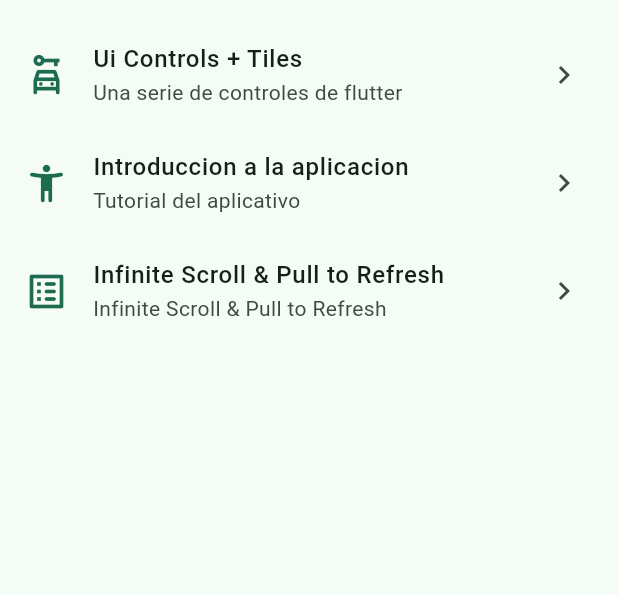
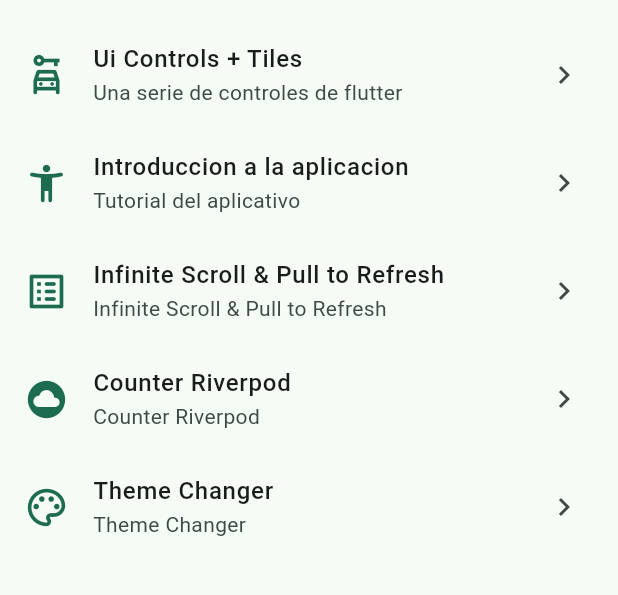
Before and after one commit to dougleon16/Widget-App-Flutter, a Flutter app: the screen it shows after launch, on a phone screen of 412 x 824 dp, the part 603-1198 px from its top. Run offline on Flutter 3.47's test engine with Material 3 defaults, Android fonts, the phone set to English and light mode, and no system bars; our stand-ins replace animate_do, flutter_riverpod, go_router.

Commit message:
Before the StateNotifier with RiverPod

```diff
--- a/lib/config/menu/menu_items.dart
+++ b/lib/config/menu/menu_items.dart
@@ -54,4 +54,14 @@ const appMenuItems = <MenuItems>[
       subtitle: 'Infinite Scroll & Pull to Refresh',
       link: '/scroll',
       icon: Icons.list_alt_rounded),
+  MenuItems(
+      title: 'Counter Riverpod',
+      subtitle: 'Counter Riverpod',
+      link: '/counter',
+      icon: Icons.cloud_circle_rounded),
+  MenuItems(
+      title: 'Theme Changer',
+      subtitle: 'Theme Changer',
+      link: '/theme',
+      icon: Icons.color_lens_outlined),
 ];
--- a/lib/config/router/app_router.dart
+++ b/lib/config/router/app_router.dart
@@ -36,5 +36,10 @@ final appRouter = GoRouter(
     GoRoute(
         path: '/scroll',
         builder: (context, state) => const InfiniteScrollScreen()),
+    GoRoute(
+        path: '/counter', builder: (context, state) => const CounterScreenn()),
+    GoRoute(
+        path: '/theme',
+        builder: (context, state) => const ThemeChangerScreen()),
   ],
 );
--- a/lib/config/theme/app_theme.dart
+++ b/lib/config/theme/app_theme.dart
@@ -16,8 +16,9 @@ const colorList = <Color>[
 
 class AppTheme {
   final int selectedColor;
+  final bool isDarkMode;
 
-  AppTheme({this.selectedColor = 0})
+  AppTheme({this.selectedColor = 0, this.isDarkMode = false})
       : assert(selectedColor >= 0,
             'selectedColor must be between 0 and ${colorList.length - 1}'),
         assert(selectedColor < colorList.length,
@@ -25,5 +26,6 @@ class AppTheme {
 
   ThemeData gettheme() => ThemeData(
       colorSchemeSeed: colorList[selectedColor],
+      brightness: isDarkMode ? Brightness.dark : Brightness.light,
       appBarTheme: const AppBarTheme(centerTitle: false));
 }
--- a/lib/main.dart
+++ b/lib/main.dart
@@ -1,19 +1,24 @@
 import 'package:flutter/material.dart';
+import 'package:flutter_riverpod/flutter_riverpod.dart';
 import 'package:widgets_app/config/router/app_router.dart';
 import 'package:widgets_app/config/theme/app_theme.dart';
+import 'package:widgets_app/presentation/providers/theme_provider.dart';
 
 void main() {
-  runApp(const MainApp());
+  runApp(const ProviderScope(child: MainApp()));
 }
 
-class MainApp extends StatelessWidget {
+class MainApp extends ConsumerWidget {
   const MainApp({super.key});
 
   @override
-  Widget build(BuildContext context) {
+  Widget build(BuildContext context, WidgetRef ref) {
+    final isDarkMode = ref.watch(isDarkModeProvider);
+    final selectedColor = ref.watch(selectedColorProvider);
     return MaterialApp.router(
       routerConfig: appRouter,
-      theme: AppTheme(selectedColor: 0).gettheme(),
+      theme: AppTheme(selectedColor: selectedColor, isDarkMode: isDarkMode)
+          .gettheme(),
       debugShowCheckedModeBanner: false,
     );
   }
--- /dev/null
+++ b/lib/presentation/providers/counter_provider.dart
@@ -0,0 +1,3 @@
+import 'package:flutter_riverpod/flutter_riverpod.dart';
+
+final counterPovider = StateProvider((ref) => 0);
--- /dev/null
+++ b/lib/presentation/providers/theme_provider.dart
@@ -0,0 +1,11 @@
+import 'package:flutter/widgets.dart';
+import 'package:flutter_riverpod/flutter_riverpod.dart';
+import 'package:widgets_app/config/theme/app_theme.dart';
+
+final isDarkModeProvider = StateProvider<bool>((ref) => false);
+
+//Lista de colores in,utable
+final colorListTheme = Provider<List<Color>>((ref) => colorList);
+
+//Color Actual
+final selectedColorProvider = StateProvider<int>((ref) => 0);
--- a/lib/presentation/screens/screen.dart
+++ b/lib/presentation/screens/screen.dart
@@ -1,9 +1,11 @@
+export 'package:widgets_app/presentation/screens/theme_changer/theme_changer_screen.dart';
+export 'package:widgets_app/presentation/screens/animated/animated_screen.dart';
+export 'package:widgets_app/presentation/screens/app_tutorial/app_tutorial_screen.dart';
 export 'package:widgets_app/presentation/screens/buttons/buttons_screen.dart';
 export 'package:widgets_app/presentation/screens/cards/cards_screen.dart';
+export 'package:widgets_app/presentation/screens/counter/counter_screen.dart';
 export 'package:widgets_app/presentation/screens/home/home_screen.dart';
 export 'package:widgets_app/presentation/screens/infinite_scroll/infinite_scroll_screen.dart';
 export 'package:widgets_app/presentation/screens/progress/progress_screen.dart';
 export 'package:widgets_app/presentation/screens/snackar/snackbar_screen.dart';
-export 'package:widgets_app/presentation/screens/animated/animated_screen.dart';
-export 'package:widgets_app/presentation/screens/app_tutorial/app_tutorial_screen.dart';
 export 'package:widgets_app/presentation/screens/ui_controls/ui_controls_screen.dart';
--- a/pubspec.yaml
+++ b/pubspec.yaml
@@ -10,6 +10,7 @@ dependencies:
   animate_do: ^3.3.4
   flutter:
     sdk: flutter
+  flutter_riverpod: ^2.4.10
   go_router: ^13.2.0
 
 dev_dependencies:
```
Also changed, not shown: lib/presentation/screens/counter/counter_screen.dart (added, +55 -0 lines), lib/presentation/screens/theme_changer/theme_changer_screen.dart (added, +60 -0 lines), pubspec.lock.
